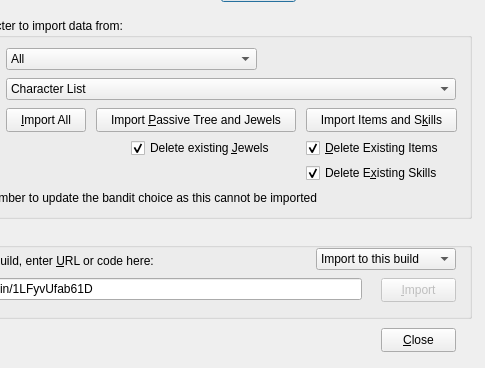
PathOfBuildingCommunity/PathOfBuilding-Python, file Assets/dlgImport.ui: the form before one commit; both pictures show x 99 to 584 and y 102 to 470 of the 584 by 470 pixel window.
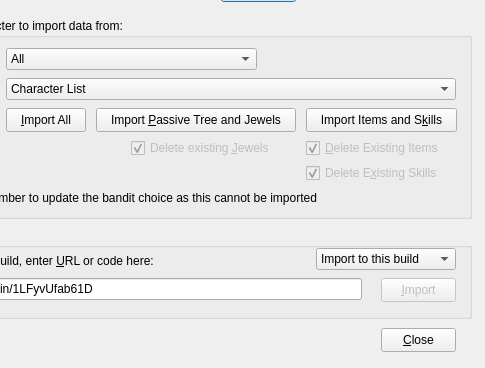
The form after the commit.

Commit message: Socket groups are correctly identified for json import. Delete and DeleteAll socket groups complete. Update many docs strings to be PEP257 compliant. Tree activate images are BACK !!!!! after the 3.19 json format change.

```diff
--- a/Assets/dlgImport.ui
+++ b/Assets/dlgImport.ui
@@ -220,6 +220,9 @@
     </property>
    </widget>
    <widget class="QCheckBox" name="check_DeleteJewels">
+    <property name="enabled">
+     <bool>false</bool>
+    </property>
     <property name="geometry">
      <rect>
       <x>210</x>
@@ -236,6 +239,9 @@
     </property>
    </widget>
    <widget class="QCheckBox" name="check_Items">
+    <property name="enabled">
+     <bool>false</bool>
+    </property>
     <property name="geometry">
      <rect>
       <x>385</x>
@@ -252,6 +258,9 @@
     </property>
    </widget>
    <widget class="QCheckBox" name="check_DeleteSkills">
+    <property name="enabled">
+     <bool>false</bool>
+    </property>
     <property name="geometry">
      <rect>
       <x>385</x>
```
The commit also changes 11 other files.
